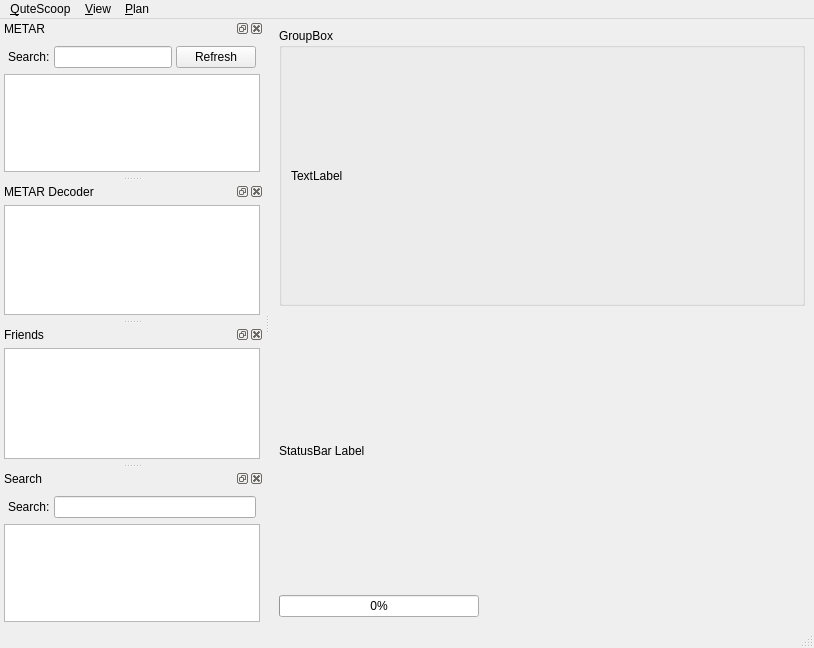
First picture: the form in branches/jonas_unstable/QuteScoop/gui/MainWindow.ui, repository qutescoop/qutescoop, before the edit.
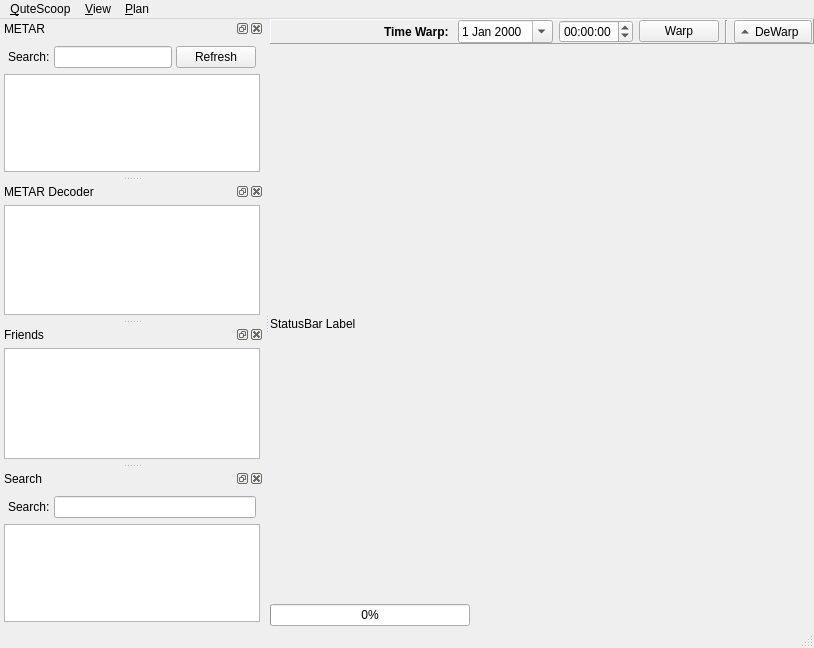
Second picture: the form after the edit. Icons and pictures are not drawn.

Patch:
```diff
--- a/branches/jonas_unstable/QuteScoop/gui/MainWindow.ui
+++ b/branches/jonas_unstable/QuteScoop/gui/MainWindow.ui
@@ -19,16 +19,106 @@
   </property>
   <widget class="QWidget" name="centralwidget">
    <layout class="QVBoxLayout" name="verticalLayout">
+    <property name="spacing">
+     <number>0</number>
+    </property>
+    <property name="margin">
+     <number>0</number>
+    </property>
     <item>
-     <widget class="QGroupBox" name="groupBox">
-      <property name="title">
-       <string>GroupBox</string>
+     <widget class="QFrame" name="framePredict">
+      <property name="sizePolicy">
+       <sizepolicy hsizetype="Preferred" vsizetype="Maximum">
+        <horstretch>0</horstretch>
+        <verstretch>0</verstretch>
+       </sizepolicy>
       </property>
-      <layout class="QVBoxLayout" name="verticalLayout_2">
+      <property name="frameShape">
+       <enum>QFrame::Panel</enum>
+      </property>
+      <property name="frameShadow">
+       <enum>QFrame::Raised</enum>
+      </property>
+      <layout class="QHBoxLayout" name="horizontalLayout">
+       <property name="leftMargin">
+        <number>1</number>
+       </property>
+       <property name="topMargin">
+        <number>0</number>
+       </property>
+       <property name="rightMargin">
+        <number>1</number>
+       </property>
+       <property name="bottomMargin">
+        <number>0</number>
+       </property>
+       <item>
+        <spacer name="horizontalSpacer">
+         <property name="orientation">
+          <enum>Qt::Horizontal</enum>
+         </property>
+         <property name="sizeHint" stdset="0">
+          <size>
+           <width>40</width>
+           <height>20</height>
+          </size>
+         </property>
+        </spacer>
+       </item>
        <item>
         <widget class="QLabel" name="label_3">
+         <property name="font">
+          <font>
+           <weight>75</weight>
+           <bold>true</bold>
+          </font>
+         </property>
          <property name="text">
-          <string>TextLabel</string>
+          <string>Time Warp: </string>
+         </property>
+        </widget>
+       </item>
+       <item>
+        <widget class="QDateEdit" name="datePredictTime">
+         <property name="calendarPopup">
+          <bool>true</bool>
+         </property>
+         <property name="timeSpec">
+          <enum>Qt::UTC</enum>
+         </property>
+        </widget>
+       </item>
+       <item>
+        <widget class="QTimeEdit" name="timePredictTime">
+         <property name="wrapping">
+          <bool>true</bool>
+         </property>
+        </widget>
+       </item>
+       <item>
+        <widget class="QPushButton" name="pbPredict">
+         <property name="text">
+          <string>Warp</string>
+         </property>
+        </widget>
+       </item>
+       <item>
+        <widget class="Line" name="line">
+         <property name="orientation">
+          <enum>Qt::Vertical</enum>
+         </property>
+        </widget>
+       </item>
+       <item>
+        <widget class="QToolButton" name="tbDisablePredict">
+         <property name="text">
+          <string>DeWarp</string>
+         </property>
+         <property name="toolButtonStyle">
+          <enum>Qt::ToolButtonTextBesideIcon</enum>
+         </property>
+         <property name="arrowType">
+          <enum>Qt::UpArrow</enum>
          </property>
         </widget>
        </item>
```
Left out of the diff: 19 changed lines with no effect on the pictures.
